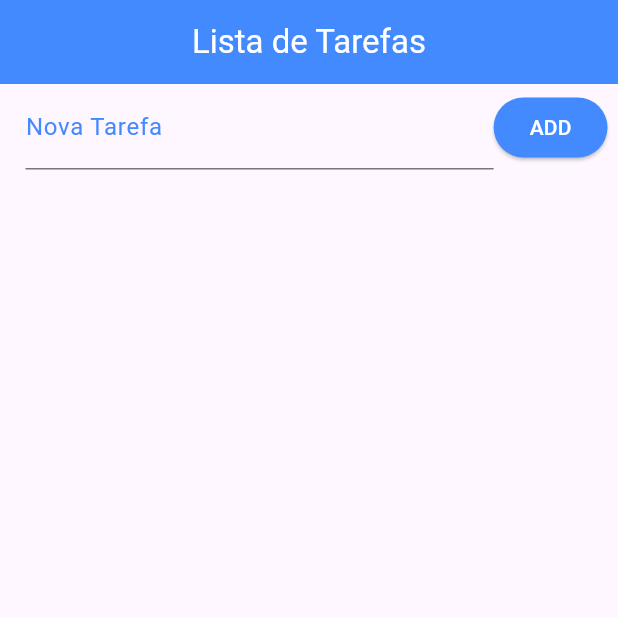
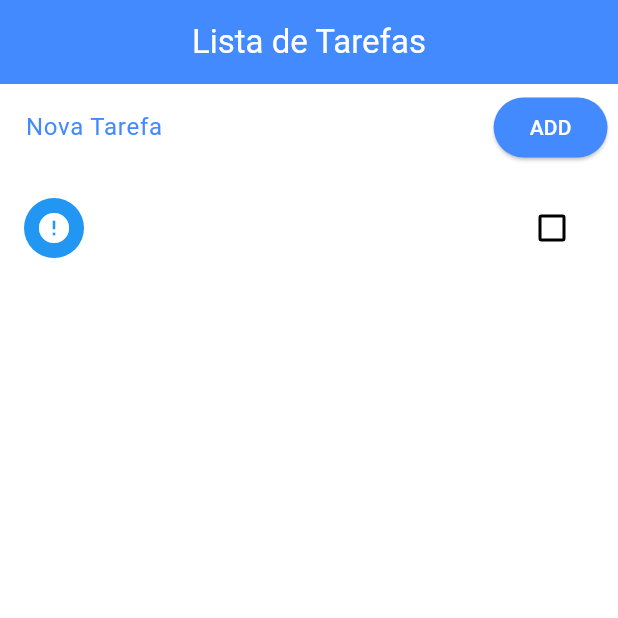
Before and after one commit to PedroM-Guerra/app_lista_tarefas2, a Flutter app: the screen it shows after launch, after a tap on "ADD", on a phone screen of 412 x 824 dp, the top half of it. Run offline on Flutter 3.47's test engine with Material 3 defaults, Android fonts, the light colour scheme and no system bars.

Commit message:
Finished Project

```diff
--- a/lib/main.dart
+++ b/lib/main.dart
@@ -8,7 +8,13 @@ import 'package:path_provider/path_provider.dart';
 
 void main() {
   runApp(
-    MaterialApp(home: Home(),),
+    MaterialApp(
+      theme: ThemeData(
+        colorScheme: ColorScheme.fromSwatch(primarySwatch: Colors.blue),
+        appBarTheme: AppBarTheme(color: Colors.blueAccent),
+      ),
+      home: Home(),
+    ),
   );
 }
 
@@ -20,10 +26,50 @@ class Home extends StatefulWidget {
 }
 
 class _HomeState extends State<Home> {
+  final _toDoController = TextEditingController();
+
   List _toDoList = [];
+  late Map<String, dynamic> _lastRemoved;
+  late int _lastRemovedPos;
+
+  @override
+  void initState() {
+    super.initState();
+    _readData().then((data) {
+      setState(() {
+        _toDoList = json.decode(data);
+      });
+    });
+  }
 
   void _addToDo() {
+    setState(() {
+      Map<String, dynamic> newTodo = Map();
+      newTodo["title"] = _toDoController.text;
+      _toDoController.text = "";
+      newTodo["ok"] = false;
+      _toDoList.add(newTodo);
 
+      _saveData();
+    });
+  }
+
+  Future<Null> _refresh() async {
+    await Future.delayed(Duration(seconds: 1));
+
+    setState(() {
+      _toDoList.sort((a, b) {
+        if (a["ok"] && !b["ok"]) {
+          return 1;
+        } else if (!a["ok"] && b["ok"]) {
+          return -1;
+        } else {
+          return 0;
+        }
+      });
+      _saveData();
+    });
+    return null;
   }
 
   @override
@@ -34,7 +80,8 @@ class _HomeState extends State<Home> {
           "Lista de Tarefas",
           style: TextStyle(color: Colors.white),
         ),
-        backgroundColor: Colors.blueAccent,
+
+        ///backgroundColor: Colors.blueAccent,
         centerTitle: true,
       ),
       body: Column(
@@ -45,6 +92,7 @@ class _HomeState extends State<Home> {
               children: [
                 Expanded(
                   child: TextField(
+                    controller: _toDoController,
                     decoration: InputDecoration(
                       labelText: "Nova Tarefa",
                       labelStyle: TextStyle(color: Colors.blueAccent),
@@ -54,24 +102,48 @@ class _HomeState extends State<Home> {
                 ElevatedButton(
                   style: ElevatedButton.styleFrom(
                     backgroundColor: Colors.blueAccent,
-
-                    ///foregroundColor: Colors.white,
+                    foregroundColor: Colors.white,
                   ),
-                  onPressed: () {},
-                  child: Text(
-                    "ADD",
-                    style: TextStyle(color: Colors.white),
-                  ),
+                  onPressed: _addToDo,
+                  child: Text("ADD"),
                 )
               ],
             ),
           ),
           Expanded(
+              child: RefreshIndicator(
                   child: ListView.builder(
                     padding: EdgeInsets.only(top: 10.0),
                     itemCount: _toDoList.length,
-                itemBuilder: (context, index) {
-                  return CheckboxListTile(
+                    itemBuilder: buildItem,
+                  ),
+                  onRefresh: _refresh))
+        ],
+      ),
+    );
+  }
+
+  Widget buildItem(context, index) {
+    return Dismissible(
+      key: Key(DateTime.now().microsecondsSinceEpoch.toString()),
+      background: Container(
+        color: Colors.red,
+        child: Align(
+          alignment: Alignment(-0.9, 0.0),
+          child: Icon(
+            Icons.delete,
+            color: Colors.white,
+          ),
+        ),
+      ),
+      direction: DismissDirection.startToEnd,
+      child: CheckboxListTile(
+        onChanged: (c) {
+          setState(() {
+            _toDoList[index]["ok"] = c;
+            _saveData();
+          });
+        },
         title: Text(_toDoList[index]["title"]),
         value: _toDoList[index]["ok"],
         secondary: CircleAvatar(
@@ -79,13 +151,37 @@ class _HomeState extends State<Home> {
             _toDoList[index]["ok"] ? Icons.check : Icons.error,
           ),
         ),
+      ),
+      onDismissed: (direction) {
+        setState(
+          () {
+            _lastRemoved = Map.from(_toDoList[index]);
+            _lastRemovedPos = index;
+            _toDoList.removeAt(index);
+
+            _saveData();
+
+            final snack = SnackBar(
+              content: Text("Tarefa \"${_lastRemoved["title"]}\" removida!"),
+              action: SnackBarAction(
+                  label: "Desfazer",
+                  onPressed: () {
+                    setState(() {
+                      _toDoList.insert(_lastRemovedPos, _lastRemoved);
+                      _saveData();
+                    });
+                  }),
+              duration: Duration(seconds: 3),
             );
-                }),
-          ),
-        ],
-      ),
+            ScaffoldMessenger.of(context).removeCurrentSnackBar();
+            ScaffoldMessenger.of(context).showSnackBar(snack);
+          },
+        );
+      },
     );
   }
+
+  /*;*/
 
   Future<File> _getFile() async {
     final directory = await getApplicationDocumentsDirectory();
```
Lines whose indentation alone changed are shown as unchanged.
